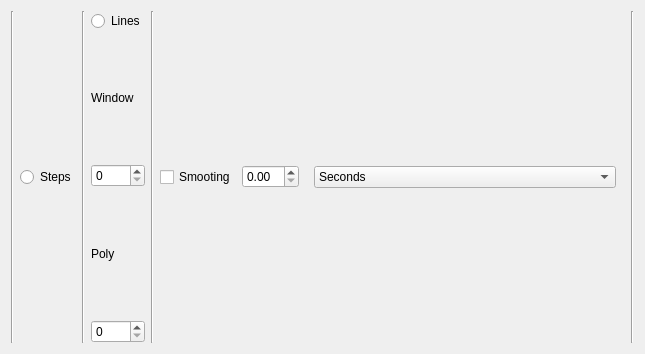
Old version of the form GUI/designs/event_buttons.ui in the repository DTULuminescencePhysics/MonteCarloLuminescence.
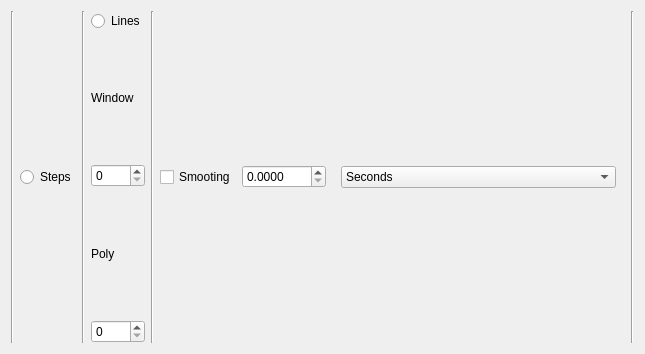
New version of the form.

```diff
--- a/GUI/designs/event_buttons.ui
+++ b/GUI/designs/event_buttons.ui
@@ -83,7 +83,14 @@
       </widget>
      </item>
      <item>
-      <widget class="QDoubleSpinBox" name="smootingVal"/>
+      <widget class="QDoubleSpinBox" name="smootingVal">
+       <property name="decimals">
+        <number>4</number>
+       </property>
+       <property name="maximum">
+        <double>9999.999900000000707</double>
+       </property>
+      </widget>
      </item>
      <item>
       <widget class="QStackedWidget" name="unit">
```
